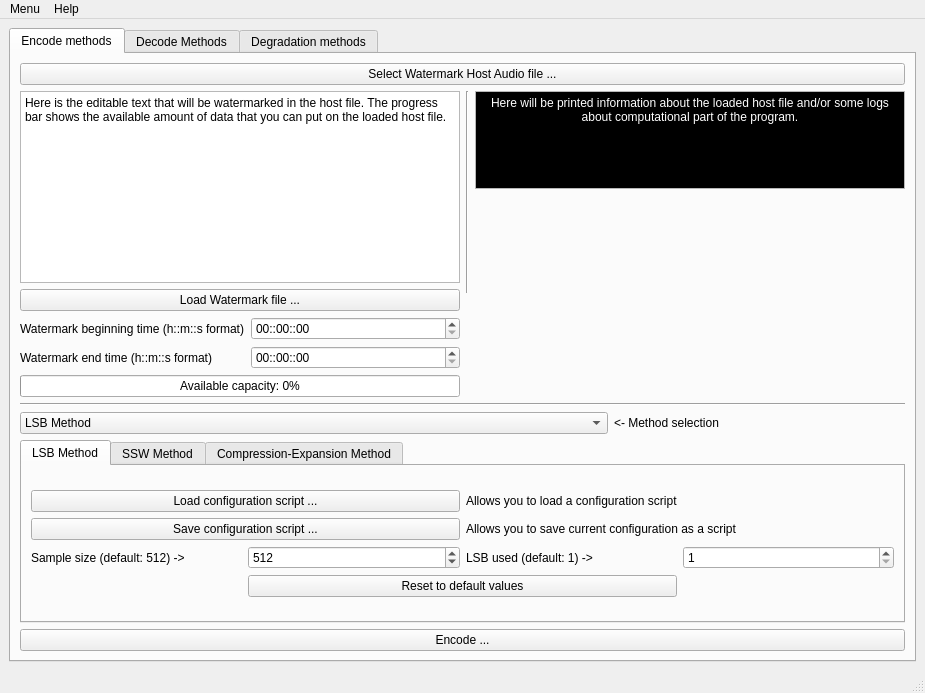
Qt form src/GUI/InterfaceWatermarking/mainwindow.ui (jcelerier/watermarking) before a commit.
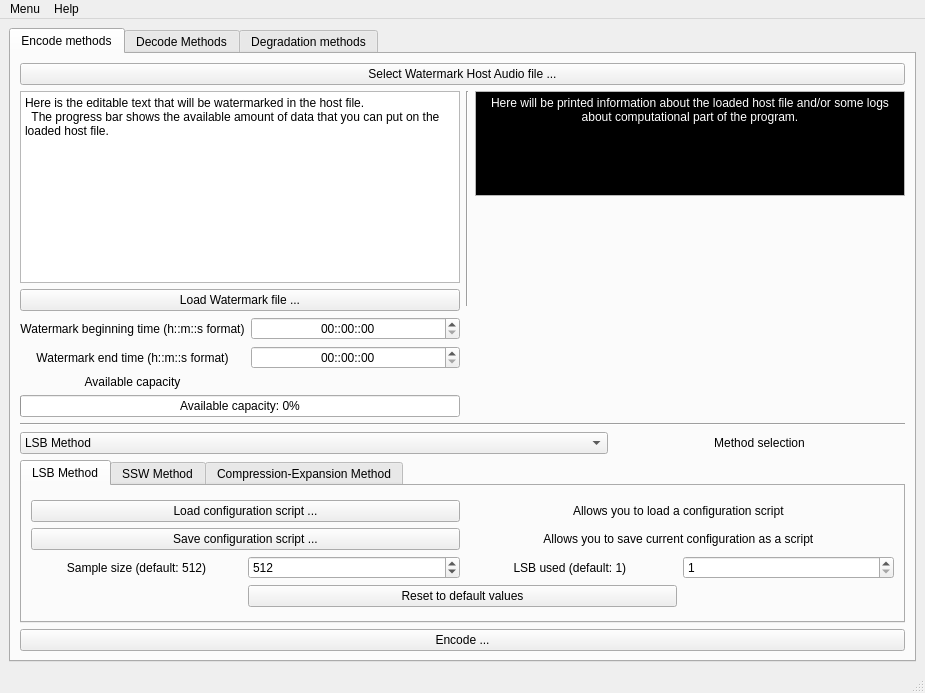
The same form after that commit. Icons and pictures are not drawn. Custom widgets are drawn as their Qt base class.

Commit message: [Interface] Adding available capacity label in bits

Diff of the .ui file:
```diff
--- a/src/GUI/InterfaceWatermarking/mainwindow.ui
+++ b/src/GUI/InterfaceWatermarking/mainwindow.ui
@@ -42,7 +42,10 @@
             <item row="0" column="2">
              <widget class="QLabel" name="label_10">
               <property name="text">
-               <string>&lt;html&gt;&lt;head/&gt;&lt;body&gt;&lt;p&gt;&amp;lt;- Method selection&lt;/p&gt;&lt;/body&gt;&lt;/html&gt;</string>
+               <string>&lt;html&gt;&lt;head/&gt;&lt;body&gt;&lt;p&gt;Method selection&lt;/p&gt;&lt;/body&gt;&lt;/html&gt;</string>
+              </property>
+              <property name="alignment">
+               <set>Qt::AlignCenter</set>
               </property>
              </widget>
             </item>
@@ -109,6 +112,9 @@
                     <property name="text">
                      <string>&lt;html&gt;&lt;head/&gt;&lt;body&gt;&lt;p&gt;Allows you to load a configuration script &lt;/p&gt;&lt;/body&gt;&lt;/html&gt;</string>
                     </property>
+                    <property name="alignment">
+                     <set>Qt::AlignCenter</set>
+                    </property>
                    </widget>
                   </item>
                   <item row="2" column="2">
@@ -117,7 +123,10 @@
                      <string>Defines the number of Least Significant Bits per sample used to crypt the watermark</string>
                     </property>
                     <property name="text">
-                     <string>LSB used (default: 1) -&gt;</string>
+                     <string>LSB used (default: 1) </string>
+                    </property>
+                    <property name="alignment">
+                     <set>Qt::AlignCenter</set>
                     </property>
                    </widget>
                   </item>
@@ -149,6 +158,9 @@
                     <property name="text">
                      <string>&lt;html&gt;&lt;head/&gt;&lt;body&gt;&lt;p&gt;Allows you to save current configuration as a script &lt;/p&gt;&lt;/body&gt;&lt;/html&gt;</string>
                     </property>
+                    <property name="alignment">
+                     <set>Qt::AlignCenter</set>
+                    </property>
                    </widget>
                   </item>
                   <item row="2" column="0">
@@ -157,7 +169,10 @@
                      <string>Defines the size (bits) of each sample used to perform LSB algorithm</string>
                     </property>
                     <property name="text">
-                     <string>Sample size (default: 512) -&gt;</string>
+                     <string>Sample size (default: 512)</string>
+                    </property>
+                    <property name="alignment">
+                     <set>Qt::AlignCenter</set>
                     </property>
                    </widget>
                   </item>
@@ -399,28 +414,11 @@
           </item>
           <item row="0" column="0">
            <layout class="QGridLayout" name="watermarkLayout">
-            <item row="5" column="0" colspan="2">
-             <widget class="QProgressBar" name="usedWatermarkCapacityBar">
-              <property name="value">
-               <number>0</number>
-              </property>
-              <property name="format">
-               <string>Available capacity: %p%</string>
-              </property>
-             </widget>
-            </item>
-            <item row="4" column="1">
-             <widget class="QTimeEdit" name="watermarkEndingTime">
-              <property name="displayFormat">
-               <string>hh::mm::ss</string>
-              </property>
-              <property name="calendarPopup">
-               <bool>false</bool>
-              </property>
-             </widget>
-            </item>
             <item row="3" column="1">
              <widget class="QTimeEdit" name="watermarkBeginningTime">
+              <property name="alignment">
+               <set>Qt::AlignCenter</set>
+              </property>
               <property name="displayFormat">
                <string>hh::mm::ss</string>
               </property>
@@ -433,22 +431,27 @@
               </property>
              </widget>
             </item>
-            <item row="1" column="0" colspan="2">
-             <widget class="QTextEdit" name="textToWatermark">
-              <property name="html">
-               <string>&lt;!DOCTYPE HTML PUBLIC &quot;-//W3C//DTD HTML 4.0//EN&quot; &quot;http://www.w3.org/TR/REC-html40/strict.dtd&quot;&gt;
-&lt;html&gt;&lt;head&gt;&lt;meta name=&quot;qrichtext&quot; content=&quot;1&quot; /&gt;&lt;style type=&quot;text/css&quot;&gt;
-p, li { white-space: pre-wrap; }
-&lt;/style&gt;&lt;/head&gt;&lt;body style=&quot; font-family:'Sans Serif'; font-size:9pt; font-weight:400; font-style:normal;&quot;&gt;
-&lt;p style=&quot; margin-top:0px; margin-bottom:0px; margin-left:0px; margin-right:0px; -qt-block-indent:0; text-indent:0px;&quot;&gt;&lt;span style=&quot; font-family:'MS Shell Dlg 2';&quot;&gt;Here is the editable text that will be watermarked in the host file. The progress bar shows the available amount of data that you can put on the loaded host file.&lt;/span&gt;&lt;/p&gt;&lt;/body&gt;&lt;/html&gt;</string>
-              </property>
-             </widget>
-            </item>
             <item row="3" column="0">
              <widget class="QLabel" name="label_11">
               <property name="text">
                <string>Watermark beginning time (h::m::s format)</string>
               </property>
+              <property name="alignment">
+               <set>Qt::AlignCenter</set>
+              </property>
+             </widget>
+            </item>
+            <item row="4" column="1">
+             <widget class="QTimeEdit" name="watermarkEndingTime">
+              <property name="alignment">
+               <set>Qt::AlignCenter</set>
+              </property>
+              <property name="displayFormat">
+               <string>hh::mm::ss</string>
+              </property>
+              <property name="calendarPopup">
+               <bool>false</bool>
+              </property>
              </widget>
             </item>
             <item row="4" column="0">
@@ -456,6 +459,9 @@
               <property name="text">
                <string>Watermark end time (h::m::s format)</string>
               </property>
+              <property name="alignment">
+               <set>Qt::AlignCenter</set>
+              </property>
              </widget>
             </item>
             <item row="2" column="0" colspan="2">
@@ -478,6 +484,44 @@
               </property>
              </widget>
             </item>
+            <item row="1" column="0" colspan="2">
+             <widget class="CodeEditor" name="textToWatermark">
+              <property name="plainText">
+               <string>Here is the editable text that will be watermarked in the host file. 
+  The progress bar shows the available amount of data that you can put on the loaded host file.</string>
+              </property>
+             </widget>
+            </item>
+            <item row="6" column="0" colspan="2">
+             <widget class="QProgressBar" name="usedWatermarkCapacityBar">
+              <property name="value">
+               <number>0</number>
+              </property>
+              <property name="format">
+               <string>Available capacity: %p%</string>
+              </property>
+             </widget>
+            </item>
+            <item row="5" column="0">
+             <widget class="QLabel" name="availableCapacityLabel">
+              <property name="text">
+               <string>Available capacity</string>
+              </property>
+              <property name="alignment">
+               <set>Qt::AlignCenter</set>
+              </property>
+             </widget>
+            </item>
+            <item row="5" column="1">
+             <widget class="QLabel" name="availableCapacityLabel2">
+              <property name="text">
+               <string/>
+              </property>
+              <property name="alignment">
+               <set>Qt::AlignCenter</set>
+              </property>
+             </widget>
+            </item>
            </layout>
           </item>
           <item row="0" column="1">
@@ -1025,6 +1069,11 @@
    <header>qcustomplot.h</header>
    <container>1</container>
   </customwidget>
+  <customwidget>
+   <class>CodeEditor</class>
+   <extends>QPlainTextEdit</extends>
+   <header>codeeditor.h</header>
+  </customwidget>
  </customwidgets>
  <resources>
   <include location="icons/qstyle.qrc"/>
```
Left out of the diff: 16 changed lines with no effect on the pictures. The commit also changes 4 other files.
